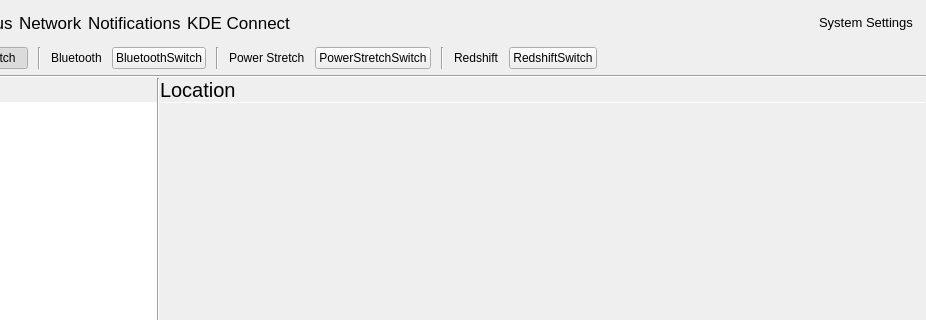
Above: shell/infopanedropdown.ui from vicr123/theshell before the change; both pictures show x 275 to 1201 and y 0 to 320 of the 1201 by 835 pixel window. Below: the same form after it.
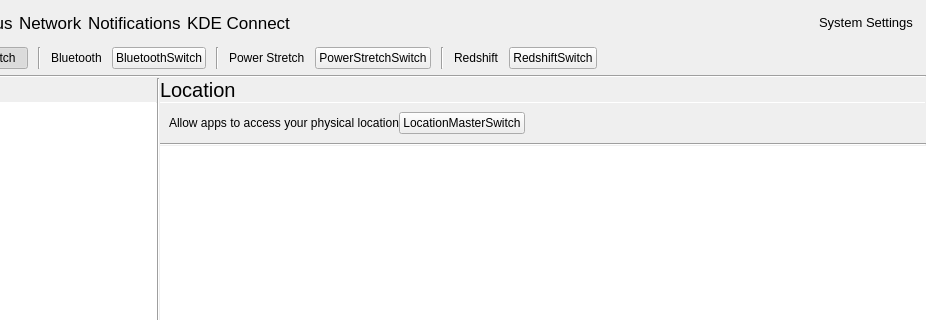
That is the form after the change. The open tabs and pages were chosen to show the change. Icons and pictures are not drawn. Custom widgets are drawn as their Qt base class.

```diff
--- a/shell/infopanedropdown.ui
+++ b/shell/infopanedropdown.ui
@@ -3573,7 +3573,82 @@
                   </item>
                  </layout>
                 </widget>
-                <widget class="QWidget" name="page_3"/>
+                <widget class="QWidget" name="page_3">
+                 <layout class="QVBoxLayout" name="verticalLayout_20">
+                  <property name="spacing">
+                   <number>0</number>
+                  </property>
+                  <property name="leftMargin">
+                   <number>0</number>
+                  </property>
+                  <property name="topMargin">
+                   <number>0</number>
+                  </property>
+                  <property name="rightMargin">
+                   <number>0</number>
+                  </property>
+                  <property name="bottomMargin">
+                   <number>0</number>
+                  </property>
+                  <item>
+                   <layout class="QHBoxLayout" name="horizontalLayout_13">
+                    <property name="leftMargin">
+                     <number>9</number>
+                    </property>
+                    <property name="topMargin">
+                     <number>9</number>
+                    </property>
+                    <property name="rightMargin">
+                     <number>9</number>
+                    </property>
+                    <property name="bottomMargin">
+                     <number>9</number>
+                    </property>
+                    <item>
+                     <widget class="QLabel" name="label_105">
+                      <property name="text">
+                       <string>Allow apps to access your physical location</string>
+                      </property>
+                     </widget>
+                    </item>
+                    <item>
+                     <widget class="Switch" name="LocationMasterSwitch">
+                      <property name="text">
+                       <string notr="true">LocationMasterSwitch</string>
+                      </property>
+                     </widget>
+                    </item>
+                    <item>
+                     <spacer name="horizontalSpacer_35">
+                      <property name="orientation">
+                       <enum>Qt::Horizontal</enum>
+                      </property>
+                      <property name="sizeHint" stdset="0">
+                       <size>
+                        <width>40</width>
+                        <height>20</height>
+                       </size>
+                      </property>
+                     </spacer>
+                    </item>
+                   </layout>
+                  </item>
+                  <item>
+                   <widget class="Line" name="line_28">
+                    <property name="orientation">
+                     <enum>Qt::Horizontal</enum>
+                    </property>
+                   </widget>
+                  </item>
+                  <item>
+                   <widget class="QListWidget" name="LocationAppsList">
+                    <property name="frameShape">
+                     <enum>QFrame::NoFrame</enum>
+                    </property>
+                   </widget>
+                  </item>
+                 </layout>
+                </widget>
                </widget>
               </item>
              </layout>
```
Left out of the diff: 3 changed lines with no effect on the pictures.
